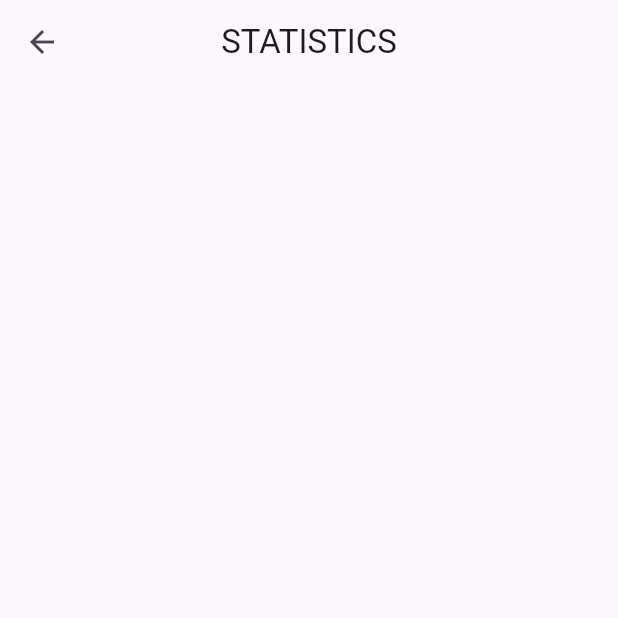
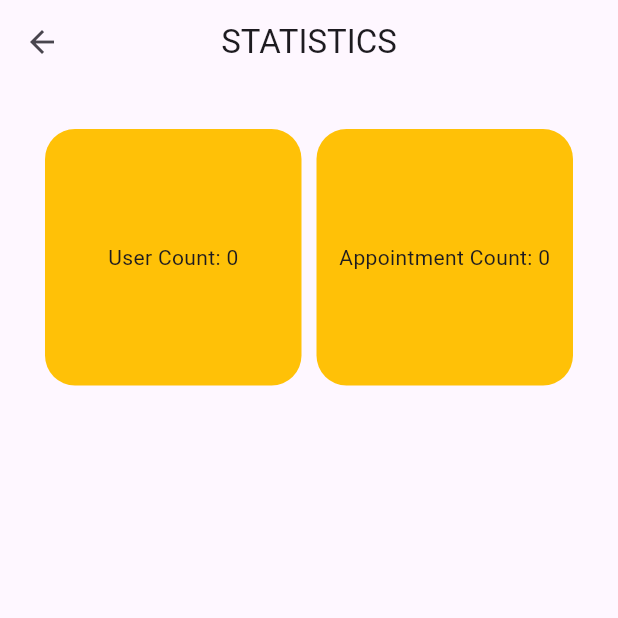
Before and after one commit to Alto-b/medilink-app, a Flutter app: the StatisticsPage screen opened directly, on a phone screen of 412 x 824 dp, the top half of it. Run offline on Flutter 3.47's test engine with Material 2 defaults, Android fonts, the phone set to English and light mode, and no system bars; our stand-ins replace carousel_slider, flutter_slidable, font_awesome_flutter, google_fonts, google_maps_flutter, hive and 4 more; missing offline and left inert: email_auth, navigator; accounts and stored records are empty; network calls fail.

Commit message:
13/11 4:57

```diff
--- a/lib/admin/db/appointment_functions.dart
+++ b/lib/admin/db/appointment_functions.dart
@@ -21,3 +21,10 @@ Future<void> getAppointment() async{
   appointmentListNotifier.value.addAll(appointmentDB.values);
   appointmentListNotifier.notifyListeners();
 }
+
+//to get appointment count
+Future<int> appointmentStats() async{
+  final appointmentDB = await Hive.openBox<AppointmentModel>('appointment_db');
+  final appointmentCount=appointmentDB.length;
+  return appointmentCount;
+}
--- a/lib/admin/pages/statistics.dart
+++ b/lib/admin/pages/statistics.dart
@@ -1,4 +1,10 @@
+// ignore_for_file: prefer_const_literals_to_create_immutables, prefer_const_constructors
+
 import 'package:flutter/material.dart';
+import 'package:medilink/admin/db/appointment_functions.dart';
+import 'package:medilink/admin/db/dept_functions.dart';
+import 'package:medilink/admin/model/doctor_model.dart';
+import 'package:medilink/guest/db/user_functions.dart';
 
 class StatisticsPage extends StatefulWidget {
   const StatisticsPage({super.key});
@@ -11,10 +17,68 @@ class _StatisticsPageState extends State<StatisticsPage> {
   @override
   Widget build(BuildContext context) {
     return Scaffold(
-
       appBar: AppBar(
         title: Text("STATISTICS"),
       ),
+      body: Padding(
+        padding: const EdgeInsets.all(30.0),
+        child: GridView.builder(
+          gridDelegate: SliverGridDelegateWithFixedCrossAxisCount(
+            crossAxisCount: 2,
+            crossAxisSpacing: 10.0,
+            mainAxisSpacing: 10.0,
+          ),
+          itemCount: 2, // Number of items in the GridView
+          itemBuilder: (context, index) {
+            // You can customize each grid item based on the index
+            switch (index) {
+//user count
+              case 0:
+                return Container(
+                  decoration: statsContainer(),
+                  child: FutureBuilder<int>(
+                    future: userStats(),
+                    builder: (context, snapshot) {
+                      if (snapshot.connectionState == ConnectionState.waiting) {
+                        return Center(child: CircularProgressIndicator());
+                      } else if (snapshot.hasError) {
+                        return Center(child: Text('Error: ${snapshot.error}'));
+                      } else {
+                        final userCount = snapshot.data!;
+                        return Center(child: Text('User Count: $userCount'));
+                      }
+                    },
+                  ),
+                );
+//appointment count
+              case 1:
+                return Container(
+                  decoration: statsContainer(),
+                  child: FutureBuilder<int>(
+                    future: appointmentStats(),
+                    builder: (context, snapshot) {
+                      if (snapshot.connectionState == ConnectionState.waiting) {
+                        return Center(child: CircularProgressIndicator());
+                      } else if (snapshot.hasError) {
+                        return Center(child: Text('Error: ${snapshot.error}'));
+                      } else {
+                        final appointmentCount = snapshot.data!;
+                        return Center(child: Text('Appointment Count: $appointmentCount'));
+                      }
+                    },
+                  ),
+                );
+              default:
+                return Container(); // Return an empty container for other indices
+            }
+          },
+        ),
+      ),
     );
   }
+
+  BoxDecoration statsContainer() => BoxDecoration(
+    borderRadius: BorderRadius.circular(20),
+    color: Colors.amber
+  );
 }
--- a/lib/guest/db/user_functions.dart
+++ b/lib/guest/db/user_functions.dart
@@ -18,8 +18,15 @@ Future<void> addUser(UserModel value) async{
 
 //to delete users
 Future<void> deleteUser(int id) async{
-  final deptDB = await Hive.openBox<UserModel>('user_db');
-  await deptDB.delete(id);
+  final userDB = await Hive.openBox<UserModel>('user_db');
+  await userDB.delete(id);
+}
+
+//to get user count
+Future<int> userStats() async{
+  final userDB = await Hive.openBox<UserModel>('user_db');
+  final userCount=userDB.length;
+  return userCount;
 }
 
 //to get user info
--- a/lib/main.dart
+++ b/lib/main.dart
@@ -26,7 +26,7 @@ void main() async{
    Hive.openBox<FeedBackModel>('feedback_db');
    Hive.openBox<TelemedicineModel>('telemedicine_db');
    Hive.openBox<AppointmentModel>('appointment_db');
-   Hive.openBox<DoctorModelAdapter>('doctor_db');
+   Hive.openBox<DoctorModel>('doctor_db');
 
   if(!Hive.isAdapterRegistered(DepartmentModelAdapter().typeId)){
       Hive.registerAdapter(DepartmentModelAdapter());
--- a/lib/user/pages/settings.dart
+++ b/lib/user/pages/settings.dart
@@ -8,6 +8,7 @@ import 'package:medilink/guest/model/usermodel.dart';
 import 'package:medilink/guest/pages/login.dart';
 import 'package:medilink/main.dart';
 import 'package:medilink/styles/custom_widgets.dart';
+import 'package:medilink/user/pages/help_center.dart';
 import 'package:medilink/user/pages/profilepage.dart';
 import 'package:shared_preferences/shared_preferences.dart';
 import 'package:url_launcher/url_launcher.dart';
@@ -66,6 +67,9 @@ class _SettingsPageState extends State<SettingsPage> {
             ListTile(
               leading: Icon(Icons.help),
               title: Text("HELP CENTER",style: listtileTitleStyle(),),
+              onTap: () {
+                Navigator.push(context, MaterialPageRoute(builder: (context) => HelpCenterPage(),));
+              },
             ),
             ListTile(
               leading: Icon(Icons.logout_outlined),
```
Also changed, not shown: lib/admin/db/dept_functions.dart (+7 -0 lines), lib/admin/db/doctor_functions.dart (+7 -3 lines), lib/admin/model/doctor_model.dart (+6 -2 lines), lib/admin/pages/doctor.dart (+16 -11 lines), lib/admin/pages/doctor_list.dart (+55 -13 lines), lib/styles/custom_widgets.dart (+9 -0 lines), lib/user/pages/help_center.dart (added, +106 -0 lines), lib/user/pages/homepage.dart (+5 -2 lines), lib/admin/model/doctor_model.g.dart.
